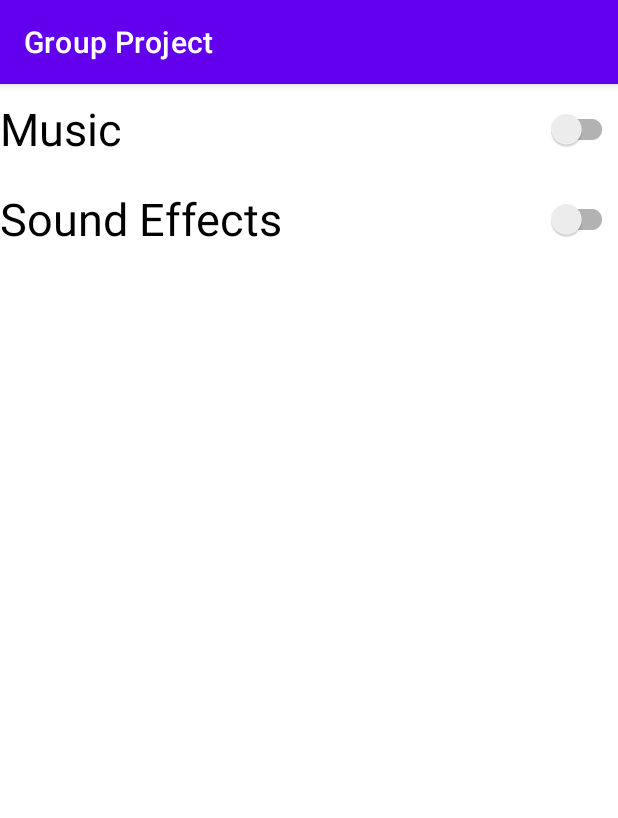
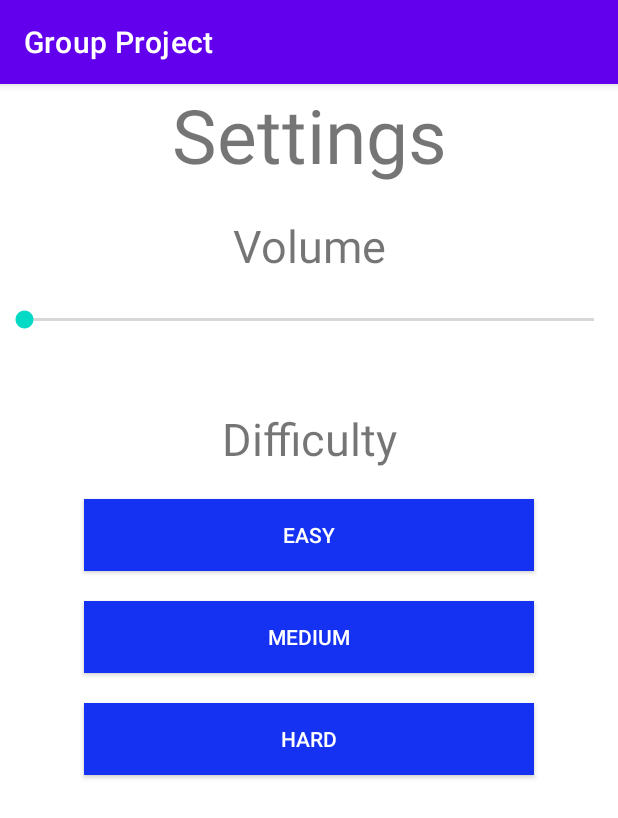
Before and after one commit to camdenm01/GroupProject, an Android app: the SettingsActivity screen opened directly, with no data from a screen before it, on a phone screen of 412 x 824 dp. Shown: the top 818 px of the screen. Run offline under Robolectric (Android 15) with nearby library versions, the phone set to English and light mode, and no system bars.

Commit message:
Settings menu changes volume and stores selected difficulty

```diff
--- a/app/src/main/java/com/example/groupproject/SettingsActivity.java
+++ b/app/src/main/java/com/example/groupproject/SettingsActivity.java
@@ -2,7 +2,14 @@ package com.example.groupproject;
 
 import androidx.appcompat.app.AppCompatActivity;
 
+import android.content.Context;
+import android.content.SharedPreferences;
+import android.graphics.Color;
+import android.media.AudioManager;
 import android.os.Bundle;
+import android.view.View;
+import android.widget.Button;
+import android.widget.SeekBar;
 
 public class SettingsActivity extends AppCompatActivity {
 
@@ -10,5 +17,87 @@ public class SettingsActivity extends AppCompatActivity {
     protected void onCreate(Bundle savedInstanceState) {
         super.onCreate(savedInstanceState);
         setContentView(R.layout.activity_settings);
+        Button easyButton = findViewById(R.id.button_easy);
+        Button mediumButton = findViewById(R.id.button_medium);
+        Button hardButton = findViewById(R.id.button_hard);
+        SeekBar volumeSlider = findViewById(R.id.volume_slider);
+        AudioManager audioManager = (AudioManager)getSystemService(Context.AUDIO_SERVICE);
+        int maxVolume = audioManager.getStreamMaxVolume(AudioManager.STREAM_MUSIC);
+        int curVolume = audioManager.getStreamVolume(AudioManager.STREAM_MUSIC);
+
+        SharedPreferences sharedPreferences = getSharedPreferences("SharedPrefs", MODE_PRIVATE);
+        SharedPreferences.Editor editor = sharedPreferences.edit();
+        String selectedDifficulty = sharedPreferences.getString("difficulty", "");
+
+        //Retrieve the last selected difficulty and highlight the appropriate button
+        if(selectedDifficulty.equals("easy")) {
+            easyButton.setBackgroundColor(Color.parseColor("#000000"));
+        }
+        if(selectedDifficulty.equals("medium")){
+            mediumButton.setBackgroundColor(Color.parseColor("#000000"));
+        }
+        if(selectedDifficulty.equals("hard")){
+            hardButton.setBackgroundColor(Color.parseColor("#000000"));
+        }
+
+        //initialize the volume slider and allow it to change system volume
+        volumeSlider.setMax(maxVolume);
+        volumeSlider.setProgress(curVolume);
+        volumeSlider.setOnSeekBarChangeListener(new SeekBar.OnSeekBarChangeListener() {
+            @Override
+            public void onProgressChanged(SeekBar seekBar, int i, boolean b) {
+                audioManager.setStreamVolume(AudioManager.STREAM_MUSIC, i, 0);
+            }
+
+            @Override
+            public void onStartTrackingTouch(SeekBar seekBar) {
+
+            }
+
+            @Override
+            public void onStopTrackingTouch(SeekBar seekBar) {
+
+            }
+        });
+
+        easyButton.setOnClickListener(new View.OnClickListener() {
+            @Override
+            public void onClick(View view) {
+                easyButton.setBackgroundColor(Color.parseColor("#000000"));
+                mediumButton.setBackgroundColor(Color.parseColor("#1532F3"));
+                hardButton.setBackgroundColor(Color.parseColor("#1532F3"));
+
+                editor.putString("difficulty", "easy");
+                editor.apply();
+            }
+        });
+
+        mediumButton.setOnClickListener(new View.OnClickListener() {
+            @Override
+            public void onClick(View view) {
+                easyButton.setBackgroundColor(Color.parseColor("#1532F3"));
+                mediumButton.setBackgroundColor(Color.parseColor("#000000"));
+                hardButton.setBackgroundColor(Color.parseColor("#1532F3"));
+
+                editor.putString("difficulty", "medium");
+                editor.apply();
+            }
+        });
+
+        hardButton.setOnClickListener(new View.OnClickListener() {
+            @Override
+            public void onClick(View view) {
+                easyButton.setBackgroundColor(Color.parseColor("#1532F3"));
+                mediumButton.setBackgroundColor(Color.parseColor("#1532F3"));
+                hardButton.setBackgroundColor(Color.parseColor("#000000"));
+
+                editor.putString("difficulty", "hard");
+                editor.apply();
+            }
+        });
+
+
     }
+
+
 }
--- a/app/src/main/res/layout/activity_settings.xml
+++ b/app/src/main/res/layout/activity_settings.xml
@@ -6,25 +6,80 @@
     android:layout_height="match_parent"
     tools:context=".SettingsActivity">
 
-    <androidx.appcompat.widget.SwitchCompat
-        android:id="@+id/music_switch"
+    <SeekBar
+        android:id="@+id/volume_slider"
         android:layout_width="0dp"
-        android:layout_height="60dp"
-        android:switchMinWidth="60dp"
-        android:text="@string/game_music"
-        android:textSize="@dimen/switch_text_size"
+        android:layout_height="wrap_content"
+        android:layout_marginTop="20dp"
+        app:layout_constraintEnd_toEndOf="parent"
+        app:layout_constraintStart_toStartOf="parent"
+        app:layout_constraintTop_toBottomOf="@+id/volume_text" />
+
+    <TextView
+        android:id="@+id/settings_text"
+        android:layout_width="wrap_content"
+        android:layout_height="wrap_content"
+        android:text="Settings"
+        android:textSize="50sp"
         app:layout_constraintEnd_toEndOf="parent"
         app:layout_constraintStart_toStartOf="parent"
         app:layout_constraintTop_toTopOf="parent" />
 
-    <androidx.appcompat.widget.SwitchCompat
-        android:id="@+id/sfx_switch"
-        android:layout_width="0dp"
-        android:layout_height="60dp"
-        android:switchMinWidth="60dp"
-        android:text="@string/sound_effects"
-        android:textSize="@dimen/switch_text_size"
+    <TextView
+        android:id="@+id/volume_text"
+        android:layout_width="wrap_content"
+        android:layout_height="wrap_content"
+        android:layout_marginTop="20dp"
+        android:text="Volume"
+        android:textSize="30sp"
         app:layout_constraintEnd_toEndOf="parent"
         app:layout_constraintStart_toStartOf="parent"
-        app:layout_constraintTop_toBottomOf="@+id/music_switch" />
+        app:layout_constraintTop_toBottomOf="@+id/settings_text" />
+
+    <TextView
+        android:id="@+id/difficulty_text"
+        android:layout_width="wrap_content"
+        android:layout_height="wrap_content"
+        android:layout_marginTop="50dp"
+        android:text="Difficulty"
+        android:textSize="30sp"
+        app:layout_constraintEnd_toEndOf="parent"
+        app:layout_constraintStart_toStartOf="parent"
+        app:layout_constraintTop_toBottomOf="@+id/volume_slider" />
+
+    <androidx.appcompat.widget.AppCompatButton
+        android:id="@+id/button_easy"
+        android:layout_width="300dp"
+        android:layout_height="wrap_content"
+        android:layout_marginTop="20dp"
+        android:background="#1532F3"
+        android:text="Easy"
+        android:textColor="@color/white"
+        app:layout_constraintEnd_toEndOf="parent"
+        app:layout_constraintStart_toStartOf="parent"
+        app:layout_constraintTop_toBottomOf="@+id/difficulty_text" />
+
+    <androidx.appcompat.widget.AppCompatButton
+        android:id="@+id/button_medium"
+        android:layout_width="300dp"
+        android:layout_height="wrap_content"
+        android:layout_marginTop="20dp"
+        android:background="#1532F3"
+        android:text="Medium"
+        android:textColor="@color/white"
+        app:layout_constraintEnd_toEndOf="parent"
+        app:layout_constraintStart_toStartOf="parent"
+        app:layout_constraintTop_toBottomOf="@+id/button_easy" />
+
+    <androidx.appcompat.widget.AppCompatButton
+        android:id="@+id/button_hard"
+        android:layout_width="300dp"
+        android:layout_height="wrap_content"
+        android:layout_marginTop="20dp"
+        android:background="#1532F3"
+        android:text="Hard"
+        android:textColor="@color/white"
+        app:layout_constraintEnd_toEndOf="parent"
+        app:layout_constraintStart_toStartOf="parent"
+        app:layout_constraintTop_toBottomOf="@+id/button_medium" />
 </androidx.constraintlayout.widget.ConstraintLayout>
--- a/app/src/main/res/mipmap-anydpi-v26/main_page_image.xml
+++ b/app/src/main/res/mipmap-anydpi-v26/main_page_image.xml
@@ -1,5 +1,4 @@
 <?xml version="1.0" encoding="utf-8"?>
 <adaptive-icon xmlns:android="http://schemas.android.com/apk/res/android">
-    <background android:drawable="@drawable/main_page_image_background"/>
     <foreground android:drawable="@mipmap/main_page_image_foreground"/>
 </adaptive-icon>
--- a/app/src/main/res/mipmap-anydpi-v26/main_page_image_round.xml
+++ b/app/src/main/res/mipmap-anydpi-v26/main_page_image_round.xml
@@ -1,5 +1,4 @@
 <?xml version="1.0" encoding="utf-8"?>
 <adaptive-icon xmlns:android="http://schemas.android.com/apk/res/android">
-    <background android:drawable="@drawable/main_page_image_background"/>
     <foreground android:drawable="@mipmap/main_page_image_foreground"/>
 </adaptive-icon>
```
Also changed, not shown: app/src/main/res/drawable/main_page_image_background.xml (deleted, +0 -74 lines), app/src/main/res/layout/activity_main.xml (+4 -4 lines).
